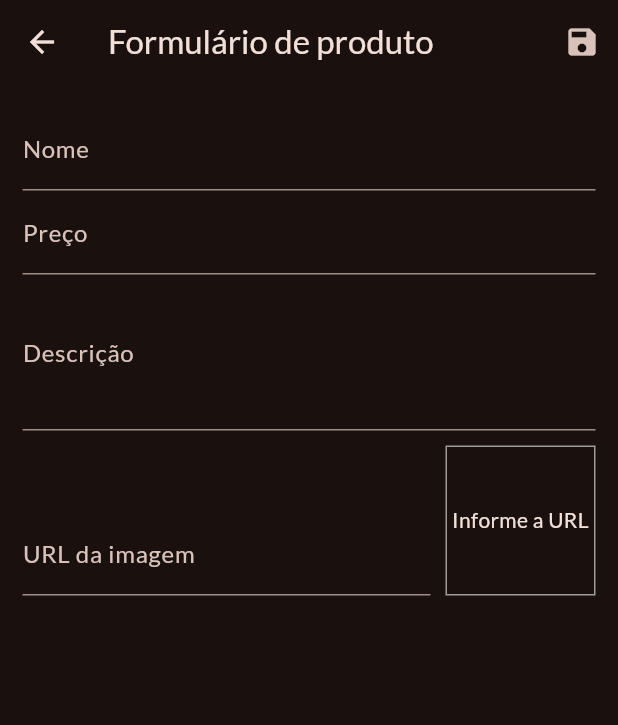
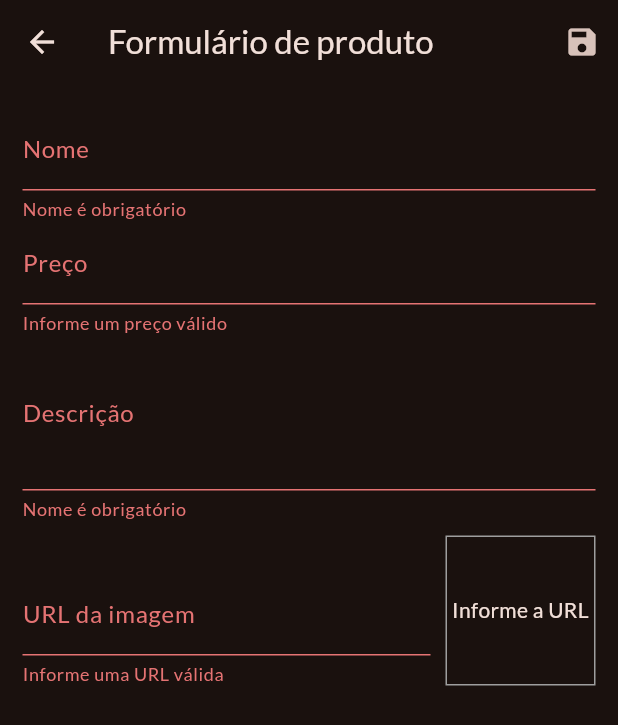
Before and after one commit to MateusLim4/shop_app, a Flutter app: the ProductFormPage screen opened by its route, after a tap on the "save" icon, on a phone screen of 412 x 824 dp. Shown: the top 725 px of the screen. Run offline on Flutter 3.47's test engine with Material 2 defaults, Android fonts, the phone set to English and light mode, and no system bars; our stand-ins replace google_fonts; network calls fail.

Commit message:
Feat: Add product

```diff
--- a/lib/main.dart
+++ b/lib/main.dart
@@ -40,6 +40,7 @@ class ShopApp extends StatelessWidget {
         theme: ThemeData(
             colorScheme: ColorScheme.fromSeed(
                 seedColor: AppTheme.colors.primary,
+                error: Colors.red[300],
                 brightness: Brightness.dark),
             useMaterial3: true,
             primarySwatch: AppTheme.colors.primarySwatch,
--- a/lib/models/product/product_list.dart
+++ b/lib/models/product/product_list.dart
@@ -1,3 +1,5 @@
+import 'dart:math';
+
 import 'package:flutter/material.dart';
 import 'package:shop_app/data/dummy_data.dart';
 import 'package:shop_app/models/product/product.dart';
@@ -17,6 +19,17 @@ class ProductList with ChangeNotifier {
 
   int get countItens {
     return _items.length;
+  }
+
+  void addProductFromData(Map<String, dynamic> data) {
+    final newProduct = Product(
+      id: Random().nextDouble().toString(),
+      title: data['name'],
+      description: data['description'],
+      price: data['price'],
+      imageUrl: data['imageUrl'],
+    );
+    addProduct(newProduct);
   }
 }
 
--- a/lib/pages/product_form_page.dart
+++ b/lib/pages/product_form_page.dart
@@ -1,6 +1,6 @@
-import 'dart:math';
 import 'package:flutter/material.dart';
-import 'package:shop_app/models/product/product.dart';
+import 'package:provider/provider.dart';
+import 'package:shop_app/models/product/product_list.dart';
 
 class ProductFormPage extends StatefulWidget {
   const ProductFormPage({Key? key}) : super(key: key);
@@ -14,7 +14,6 @@ class _ProductFormPageState extends State<ProductFormPage> {
   final _descriptionFocus = FocusNode();
   final _imageUrlFocus = FocusNode();
   final _imageURLController = TextEditingController();
-
   final _formKey = GlobalKey<FormState>();
   final _formData = <String, dynamic>{};
 
@@ -37,14 +36,24 @@ class _ProductFormPageState extends State<ProductFormPage> {
     setState(() {});
   }
 
+  bool isValidImageUrl(String url) {
+    bool isValidUrl = Uri.tryParse(url)?.hasAbsolutePath ?? false;
+    // bool endsWithFile = url.toLowerCase().endsWith(".png") ||
+    //     url.toLowerCase().endsWith(".jpg") ||
+    //     url.toLowerCase().endsWith(".jpeg");
+    // return isValidUrl && endsWithFile;
+    return isValidUrl;
+  }
+
   void submitForm() {
+    final isValid = _formKey.currentState?.validate() ?? false;
+
+    if (isValid) {
       _formKey.currentState?.save();
-    final newProduct = Product(
-        id: Random().nextDouble().toString(),
-        title: _formData['name'],
-        description: _formData['description'],
-        price: _formData['price'],
-        imageUrl: _formData['imageUrl']);
+      Provider.of<ProductList>(context, listen: false)
+          .addProductFromData(_formData);
+      Navigator.of(context).pop();
+    }
   }
 
   @override
@@ -69,6 +78,19 @@ class _ProductFormPageState extends State<ProductFormPage> {
                   FocusScope.of(context).requestFocus(_priceFocus);
                 },
                 onSaved: (name) => _formData["name"] = name ?? "",
+                validator: (name) {
+                  final localName = name ?? "";
+
+                  if (localName.trim().isEmpty) {
+                    return "Nome é obrigatório";
+                  }
+
+                  if (localName.trim().length < 3) {
+                    return "O nome precisa no mínimo de 3 letras";
+                  }
+
+                  return null;
+                },
               ),
               TextFormField(
                 decoration: const InputDecoration(labelText: "Preço"),
@@ -81,6 +103,16 @@ class _ProductFormPageState extends State<ProductFormPage> {
                 onSaved: (price) => _formData["price"] = double.parse(
                   (price) ?? "0",
                 ),
+                validator: (price) {
+                  final priceString = price ?? "-1";
+                  final localPrice = double.tryParse(priceString) ?? -1;
+
+                  if (localPrice <= 0) {
+                    return "Informe um preço válido";
+                  }
+
+                  return null;
+                },
               ),
               TextFormField(
                 decoration: const InputDecoration(labelText: "Descrição"),
@@ -93,6 +125,19 @@ class _ProductFormPageState extends State<ProductFormPage> {
                 maxLines: 3,
                 onSaved: (description) =>
                     _formData["description"] = description ?? "",
+                validator: (description) {
+                  final localDescription = description ?? "";
+
+                  if (localDescription.trim().isEmpty) {
+                    return "Nome é obrigatório";
+                  }
+
+                  if (localDescription.trim().length < 3) {
+                    return "O nome precisa no mínimo de 3 letras";
+                  }
+
+                  return null;
+                },
               ),
               Row(
                 crossAxisAlignment: CrossAxisAlignment.end,
@@ -108,6 +153,13 @@ class _ProductFormPageState extends State<ProductFormPage> {
                       onFieldSubmitted: (_) => submitForm(),
                       onSaved: (imageUrl) =>
                           _formData["imageUrl"] = imageUrl ?? "",
+                      validator: (imageUrl) {
+                        final imageUrlLocal = imageUrl ?? "";
+                        if (!isValidImageUrl(imageUrlLocal)) {
+                          return "Informe uma URL válida";
+                        }
+                        return null;
+                      },
                     ),
                   ),
                   Container(
@@ -134,7 +186,8 @@ class _ProductFormPageState extends State<ProductFormPage> {
                 ],
               ),
             ],
-            )),
+          ),
+        ),
       ),
     );
   }
--- a/lib/theme/app_colors.dart
+++ b/lib/theme/app_colors.dart
@@ -22,7 +22,7 @@ class AppColors extends IAppColors {
   @override
   Color get background => const Color.fromARGB(255, 254, 244, 192);
   @override
-  Color get cardBackgroud => Colors.black54;
+  Color get cardBackgroud => const Color.fromARGB(199, 0, 0, 0);
   @override
   Color get error => const Color.fromARGB(255, 228, 9, 9);
 }
```
Lines whose indentation alone changed are shown as unchanged.
